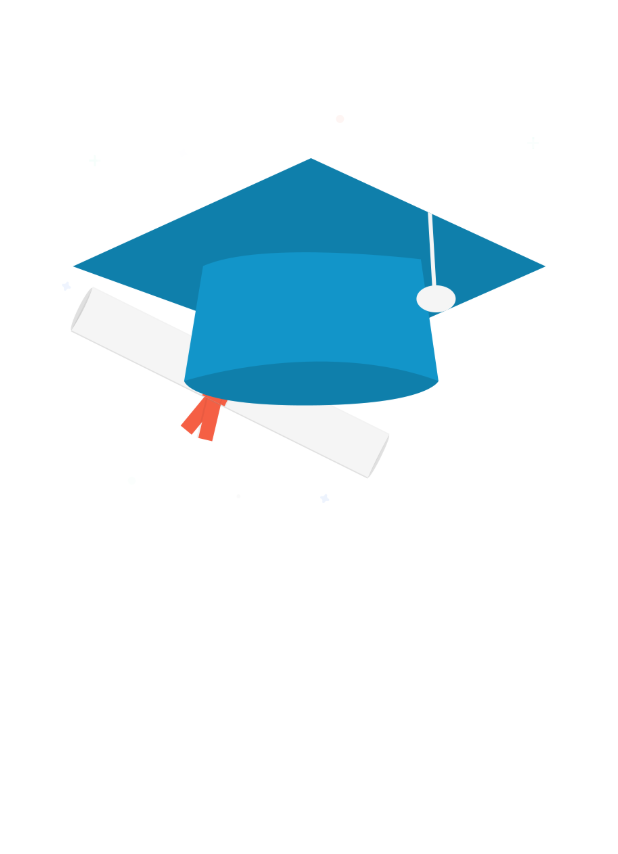
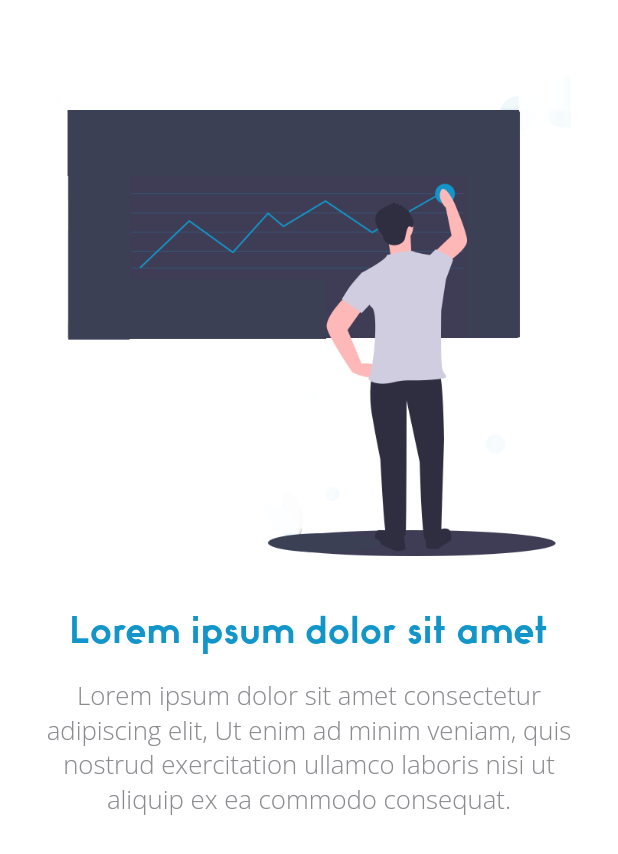
Before and after one commit to rahulrmsh/acharya-v1-flutter, a Flutter app: the screen it shows after launch, on a phone screen of 412 x 824 dp. Shown: the top 854 px of the screen. Run offline on Flutter 3.47's test engine with Material 2 defaults, Android fonts, the phone set to English and light mode, and no system bars; our stand-ins replace flutter_screenutil, google_fonts.

Commit message:
image added

```diff
--- a/lib/views/Login/welcome.dart
+++ b/lib/views/Login/welcome.dart
@@ -14,18 +14,19 @@ class _WelcomeScreenState extends State<WelcomeScreen> {
     ScreenUtil.init(context,
         designSize: Size(1080, 2400), allowFontScaling: false);
     final height = ScreenUtil().setHeight(2400);
+    final width = ScreenUtil().setHeight(1800);
     return SafeArea(
       child: Scaffold(
         backgroundColor: whiteColor,
-        body: Column(
+        body: Padding(
+          padding: EdgeInsets.symmetric(
+              vertical: height * 0.05, horizontal: width * 0.05),
+          child: Column(
             children: [
-            Padding(
-              padding: EdgeInsets.all(height * 0.05),
-              child: Center(
+              Center(
                 child: Image(
                   height: height * 0.4,
-                  image: AssetImage('assets/images/welcome03.png'),
-                ),
+                  image: AssetImage('assets/images/welcome01.png'),
                 ),
               ),
               Padding(
@@ -33,11 +34,12 @@ class _WelcomeScreenState extends State<WelcomeScreen> {
                 child: Center(
                   child: Text(
                     "Lorem ipsum dolor sit amet",
+                    textAlign: TextAlign.center,
                     style: TextStyle(
-                    color: Colors.white,
+                      color: homeBgColor,
                       fontFamily: 'Bambino',
                       letterSpacing: 0.5,
-                    fontSize: ScreenUtil().setSp(90),
+                      fontSize: ScreenUtil().setSp(60),
                       fontWeight: FontWeight.w400,
                     ),
                   ),
@@ -47,18 +49,20 @@ class _WelcomeScreenState extends State<WelcomeScreen> {
                 padding: EdgeInsets.only(top: height * 0.01),
                 child: Center(
                   child: Text(
-                  "Lorem ipsum dolor sit amet, consectetur adipiscing elit, sed do eiusmod tempor incididunt ut labore et dolore magna aliqua. Ut enim ad minim veniam, quis nostrud exercitation ullamco laboris nisi ut aliquip ex ea commodo consequat.",
-                  style: GoogleFonts.josefinSans(
-                    color: Colors.white,
-                    fontSize: ScreenUtil().setSp(70),
-                    fontWeight: FontWeight.w700,
+                    "Lorem ipsum dolor sit amet consectetur adipiscing elit, Ut enim ad minim veniam, quis nostrud exercitation ullamco laboris nisi ut aliquip ex ea commodo consequat.",
+                    style: GoogleFonts.openSans(
+                      color: fadeTextColor,
+                      fontSize: ScreenUtil().setSp(45),
+                      fontWeight: FontWeight.w300,
                     ),
+                    textAlign: TextAlign.center,
                   ),
                 ),
               ),
             ],
           ),
         ),
+      ),
     );
   }
 }
```
Also changed, not shown: assets/images/welcome01.png (added). Lines whose indentation alone changed are shown as unchanged.
